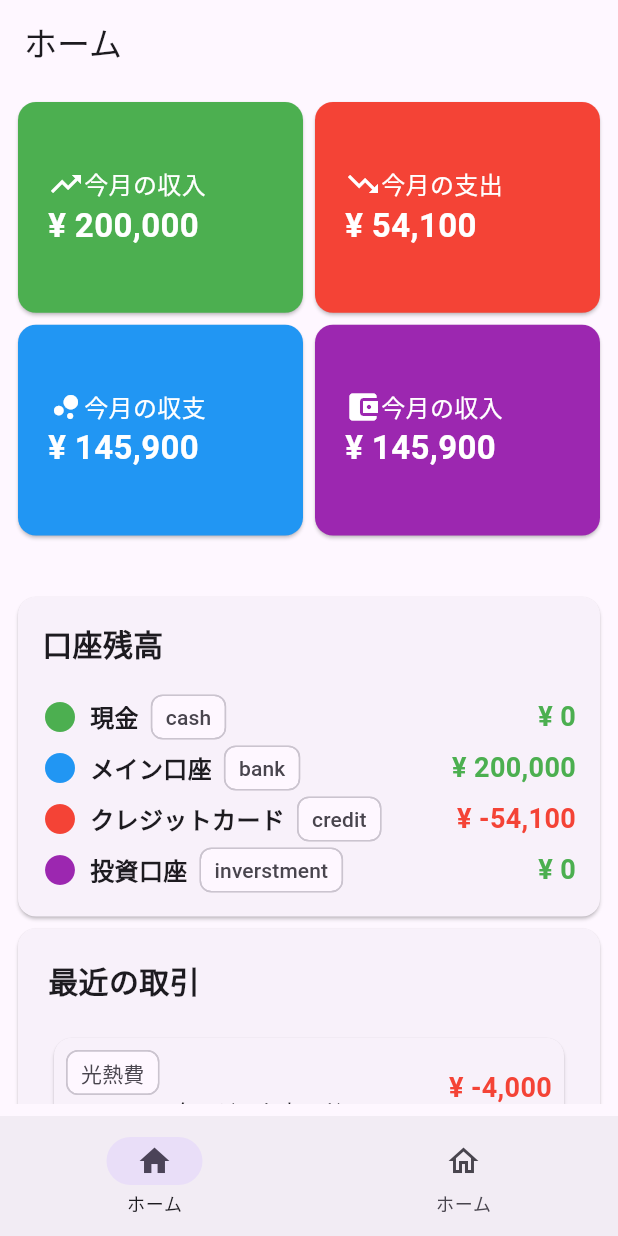
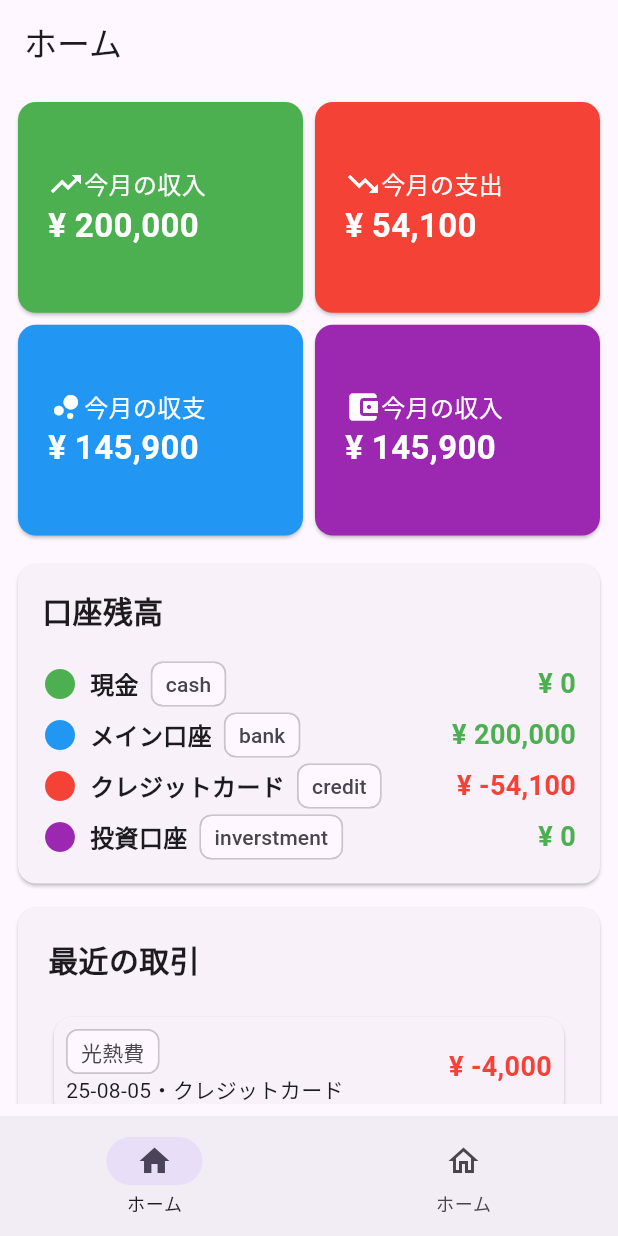
Before and after one commit to kyouga-ones/kakeibo, a Flutter app: the screen it shows after launch, on a phone screen of 412 x 824 dp. Run offline on Flutter 3.47's test engine with Material 3 defaults, Android fonts, the phone set to English and light mode, and no system bars; our stand-ins replace gap.

Commit message:
refactor:task-001:余白を調整

```diff
--- a/lib/ui/components/views/home.dart
+++ b/lib/ui/components/views/home.dart
@@ -1,4 +1,5 @@
 import 'package:flutter/material.dart';
+import 'package:gap/gap.dart';
 import 'package:kakeibo/ui/components/cards/balance_card.dart';
 import 'package:kakeibo/ui/components/cards/home_card.dart';
 import 'package:kakeibo/ui/components/cards/recent_transaction_card.dart';
@@ -15,7 +16,7 @@ class Home extends StatelessWidget {
           mainAxisAlignment: MainAxisAlignment.start,
           children: [
             SizedBox(
-              height: 330,
+              height: 300,
               width: 500,
               child: GridView.count(
                 physics: NeverScrollableScrollPhysics(),
@@ -49,7 +50,9 @@ class Home extends StatelessWidget {
                 ],
               ),
             ),
+            Gap(8),
             BalanceCard(),
+            Gap(8),
             RecentTransactionCard(),
           ],
         ),
```
